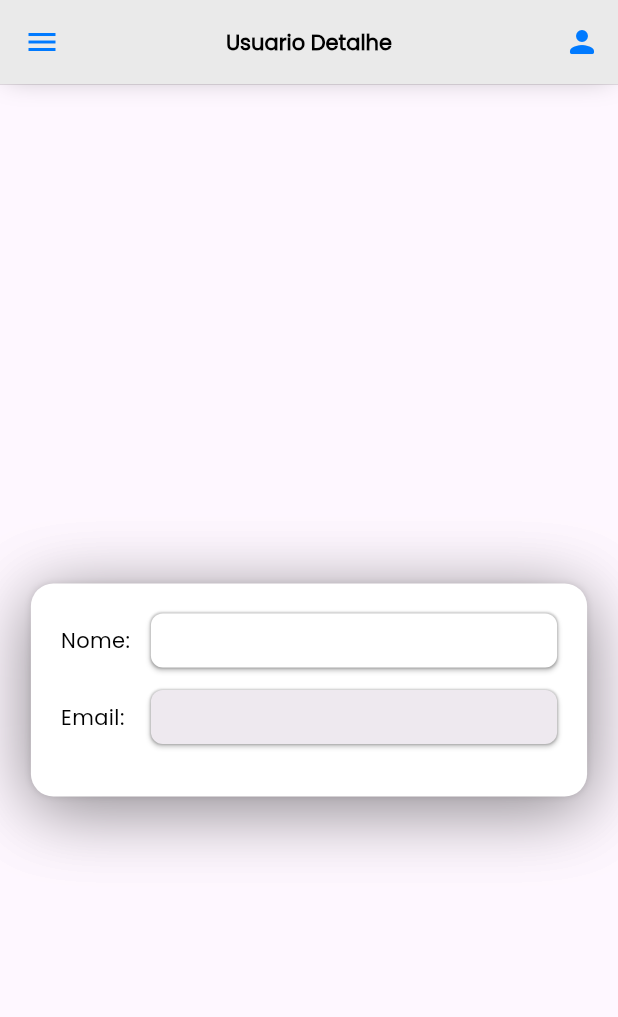
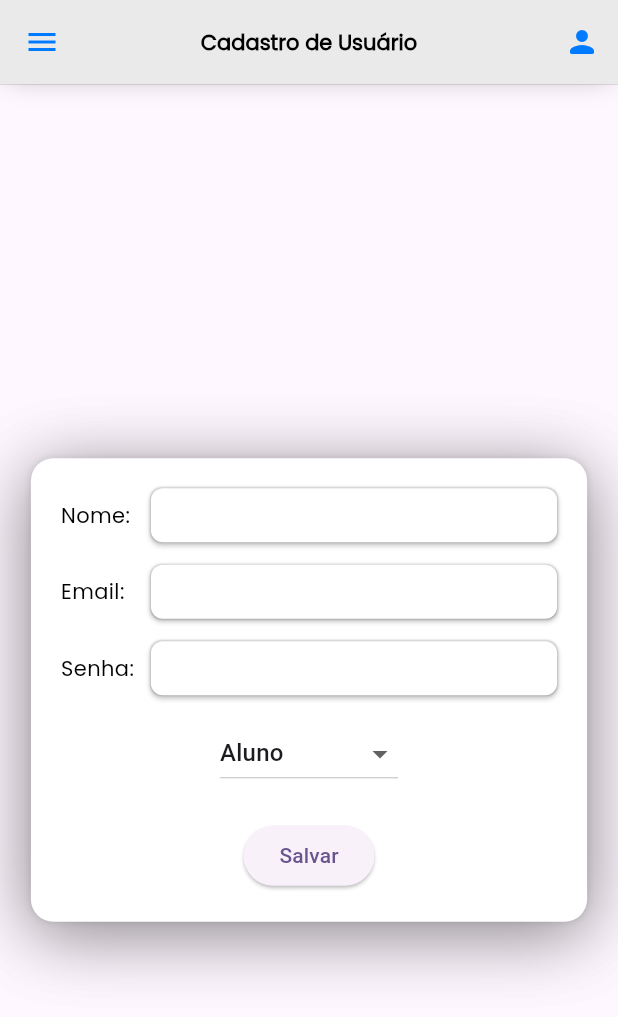
Before and after one commit to NutriClin/nutriclin, a Flutter app: the UsuarioPage screen opened by its route, after a tap on the "add" icon, on a phone screen of 412 x 824 dp. Shown: the top 1017 px of the screen. Run offline on Flutter 3.47's test engine with Material 3 defaults, Android fonts, the phone set to English and light mode, and no system bars; our stand-ins replace cloud_firestore, firebase_auth, firebase_core, flutter_svg; accounts and stored records are empty; statements that could not run were skipped.

Commit message:
feat: criacao de usuarios no banco

```diff
--- a/nutri_app/lib/components/custom_list_usuario.dart
+++ b/nutri_app/lib/components/custom_list_usuario.dart
@@ -7,7 +7,7 @@ class CustomListUsuario extends StatelessWidget {
 
   @override
   Widget build(BuildContext context) {
-    bool isDesativado = report["status"] == "Desativado";
+    bool isDesativado = report["ativo"] == false; // Verifica se o usuário está desativado
     return Column(
       children: [
         ListTile(
@@ -39,7 +39,7 @@ class CustomListUsuario extends StatelessWidget {
             mainAxisSize: MainAxisSize.min,
             children: [
               Text(
-                report["status"],
+                report["tipo_usuario"], // Exibe o tipo de usuário (Aluno, Professor, etc)
                 style: TextStyle(
                   color: isDesativado ? Colors.red : Colors.green,
                   fontWeight: FontWeight.bold,
--- a/nutri_app/lib/main.dart
+++ b/nutri_app/lib/main.dart
@@ -27,7 +27,7 @@ class MyApp extends StatelessWidget {
         useMaterial3: true,
       ),
 
-      initialRoute: '/usuario',
+      initialRoute: '/login',
       routes: {
         '/login': (context) => const LoginPage(),
         '/usuario': (context) => const UsuarioPage(),
--- a/nutri_app/lib/pages/usuario_detalhe.dart
+++ b/nutri_app/lib/pages/usuario_detalhe.dart
@@ -1,15 +1,77 @@
+import 'package:cloud_firestore/cloud_firestore.dart';
+import 'package:firebase_auth/firebase_auth.dart';
 import 'package:flutter/material.dart';
 import 'package:nutri_app/components/custom_appbar.dart';
 import 'package:nutri_app/components/custom_card.dart';
 import 'package:nutri_app/components/custom_input.dart';
 
-class UsuarioDetalhe extends StatelessWidget {
+class UsuarioDetalhe extends StatefulWidget {
   final int idUsuario;
+  UsuarioDetalhe({super.key, required this.idUsuario});
+
+  @override
+  _UsuarioDetalheState createState() => _UsuarioDetalheState();
+}
+
+class _UsuarioDetalheState extends State<UsuarioDetalhe> {
+  final FirebaseAuth _auth = FirebaseAuth.instance;
+  final FirebaseFirestore _firestore = FirebaseFirestore.instance;
+
   final TextEditingController nomeController = TextEditingController();
-    final TextEditingController emailController = TextEditingController();
+  final TextEditingController emailController = TextEditingController();
+  final TextEditingController senhaController = TextEditingController();
+  String _tipoUsuario = 'Aluno'; // Padrão para novo usuário
 
+  Future<void> _criarUsuario() async {
+    try {
+      User? usuarioAtual = _auth.currentUser;
+      if (usuarioAtual == null) {
+        ScaffoldMessenger.of(context).showSnackBar(
+          const SnackBar(content: Text('Erro: Usuário não autenticado!')),
+        );
+        return;
+      }
 
-  UsuarioDetalhe({super.key, required this.idUsuario});
+      DocumentSnapshot userDoc =
+          await _firestore.collection('usuarios').doc(usuarioAtual.uid).get();
+      String tipoAtual = userDoc['tipo_usuario'];
+
+      if (tipoAtual != 'Coordenador') {
+        ScaffoldMessenger.of(context).showSnackBar(
+          const SnackBar(content: Text('Apenas Coordenadores podem cadastrar usuários!')),
+        );
+        return;
+      }
+
+      UserCredential userCredential =
+          await _auth.createUserWithEmailAndPassword(
+        email: emailController.text,
+        password: senhaController.text,
+      );
+
+      // Salvando usuário no Firestore
+      await _firestore.collection('usuarios').doc(userCredential.user!.uid).set({
+        'nome': nomeController.text,
+        'email': emailController.text,
+        'tipo_usuario': _tipoUsuario,
+        'ativo': true,
+        'data': FieldValue.serverTimestamp(),
+      });
+
+      ScaffoldMessenger.of(context).showSnackBar(
+        const SnackBar(content: Text('Usuário cadastrado com sucesso!')),
+      );
+
+      // Limpa os campos após o cadastro
+      nomeController.clear();
+      emailController.clear();
+      senhaController.clear();
+    } catch (e) {
+      ScaffoldMessenger.of(context).showSnackBar(
+        SnackBar(content: Text('Erro ao cadastrar usuário: $e')),
+      );
+    }
+  }
 
   @override
   Widget build(BuildContext context) {
@@ -18,14 +80,12 @@ class UsuarioDetalhe extends StatelessWidget {
         screenWidth < 600 ? screenWidth * 0.9 : screenWidth * 0.4;
 
     return Scaffold(
-      appBar: CustomAppBar(title: 'Usuario Detalhe'),
+      appBar: CustomAppBar(title: 'Cadastro de Usuário'),
       body: LayoutBuilder(
         builder: (context, constraints) {
           return SingleChildScrollView(
             child: ConstrainedBox(
-              constraints: BoxConstraints(
-                minHeight: constraints.maxHeight,
-              ),
+              constraints: BoxConstraints(minHeight: constraints.maxHeight),
               child: IntrinsicHeight(
                 child: Center(
                   child: Column(
@@ -46,9 +106,32 @@ class UsuarioDetalhe extends StatelessWidget {
                               label: 'Email:',
                               width: 50,
                               controller: emailController,
-                              enabled: false,
                             ),
                             const SizedBox(height: 15),
+                            CustomInput(
+                              label: 'Senha:',
+                              width: 50,
+                              controller: senhaController,
+                              obscureText: true,
+                            ),
+                            const SizedBox(height: 15),
+                            DropdownButton<String>(
+                              value: _tipoUsuario,
+                              items: ['Aluno', 'Professor', 'Coordenador']
+                                  .map((tipo) =>
+                                      DropdownMenuItem(value: tipo, child: Text(tipo)))
+                                  .toList(),
+                              onChanged: (valor) {
+                                setState(() {
+                                  _tipoUsuario = valor!;
+                                });
+                              },
+                            ),
+                            const SizedBox(height: 20),
+                            ElevatedButton(
+                              onPressed: _criarUsuario,
+                              child: const Text('Salvar'),
+                            ),
                           ],
                         ),
                       ),
--- a/nutri_app/lib/pages/usuarios.dart
+++ b/nutri_app/lib/pages/usuarios.dart
@@ -1,3 +1,4 @@
+import 'package:cloud_firestore/cloud_firestore.dart';
 import 'package:flutter/material.dart';
 import 'package:nutri_app/components/custom_appbar.dart';
 import 'package:nutri_app/components/custom_input_search.dart';
@@ -13,58 +14,59 @@ class UsuarioPage extends StatefulWidget {
 
 class _UsuarioPageState extends State<UsuarioPage> {
   final TextEditingController _searchController = TextEditingController();
-
-  // Lista de relatórios simulada
-  final List<Map<String, dynamic>> allReports = [
-    {
-      "nome": "Bryan Mernick",
-      "data": DateTime(2025, 2, 11, 9, 0),
-      "status": "Ativo",
-    },
-    {
-      "nome": "Giovane Galvão",
-      "data": DateTime(2025, 2, 10, 13, 42),
-      "status": "Desativado",
-    },
-    {
-      "nome": "Isabelle Cordova Gomez",
-      "data": DateTime(2025, 2, 10, 11, 0),
-      "status": "Ativo",
-    },
-  ];
-
-  List<Map<String, dynamic>> filteredReports = [];
+  List<Map<String, dynamic>> usuarios = [];
+  List<Map<String, dynamic>> usuariosFiltrados = [];
 
   @override
   void initState() {
     super.initState();
-    filteredReports = List.from(allReports);
-    _searchController.addListener(_filterReports);
+    _buscarUsuarios();
+    _searchController.addListener(_filtrarUsuarios);
   }
 
   @override
   void dispose() {
-    _searchController.removeListener(_filterReports);
+    _searchController.removeListener(_filtrarUsuarios);
     _searchController.dispose();
     super.dispose();
   }
 
-  void _filterReports() {
+  /// Busca todos os usuários no Firestore
+  Future<void> _buscarUsuarios() async {
+    FirebaseFirestore.instance.collection('usuarios').snapshots().listen((snapshot) {
+      List<Map<String, dynamic>> listaUsuarios = snapshot.docs.map((doc) {
+        Timestamp timestamp = doc['data'];
+        DateTime data = timestamp.toDate();
+
+        return {
+          'id': doc.id,
+          'nome': doc['nome'],
+          'email': doc['email'],
+          'tipo_usuario': doc['tipo_usuario'],
+          'ativo': doc['ativo'] ?? true,
+          'data': data,
+        };
+      }).toList();
+
+      setState(() {
+        usuarios = listaUsuarios;
+        usuariosFiltrados = List.from(usuarios);
+      });
+    });
+  }
+
+  /// Filtra os usuários pelo nome
+  void _filtrarUsuarios() {
     String query = _searchController.text.toLowerCase();
     setState(() {
-      filteredReports = allReports.where((report) {
-        return report["nome"].toLowerCase().contains(query);
+      usuariosFiltrados = usuarios.where((usuario) {
+        return usuario["nome"].toLowerCase().contains(query);
       }).toList();
     });
   }
 
   @override
   Widget build(BuildContext context) {
-    // Ordenando a lista: mais novo por último
-    filteredReports.sort((a, b) {
-      return a['data'].compareTo(b['data']);
-    });
-
     return Scaffold(
       appBar: const CustomAppBar(title: 'Usuários'),
       body: Padding(
@@ -72,17 +74,18 @@ class _UsuarioPageState extends State<UsuarioPage> {
         child: Column(
           children: [
             const SizedBox(height: 10),
-            CustomInputSearch(
-              controller: _searchController,
-            ),
+            CustomInputSearch(controller: _searchController),
             const SizedBox(height: 10),
             Expanded(
-              child: ListView.builder(
-                itemCount: filteredReports.length,
-                itemBuilder: (context, index) {
-                  return CustomListUsuario(report: filteredReports[index]);
-                },
-              ),
+              child: usuariosFiltrados.isEmpty
+                  ? const Center(child: Text("Nenhum usuário encontrado."))
+                  : ListView.builder(
+                      itemCount: usuariosFiltrados.length,
+                      itemBuilder: (context, index) {
+                        var usuario = usuariosFiltrados[index];
+                        return CustomListUsuario(report: usuario);
+                      },
+                    ),
             ),
           ],
         ),
@@ -96,7 +99,7 @@ class _UsuarioPageState extends State<UsuarioPage> {
               Navigator.push(
                 context,
                 MaterialPageRoute(
-                  builder: (context) => UsuarioDetalhe(idUsuario: 123,),
+                  builder: (context) => UsuarioDetalhe(idUsuario: 0),
                 ),
               );
             },
```
Also changed, not shown: 1 other file.
